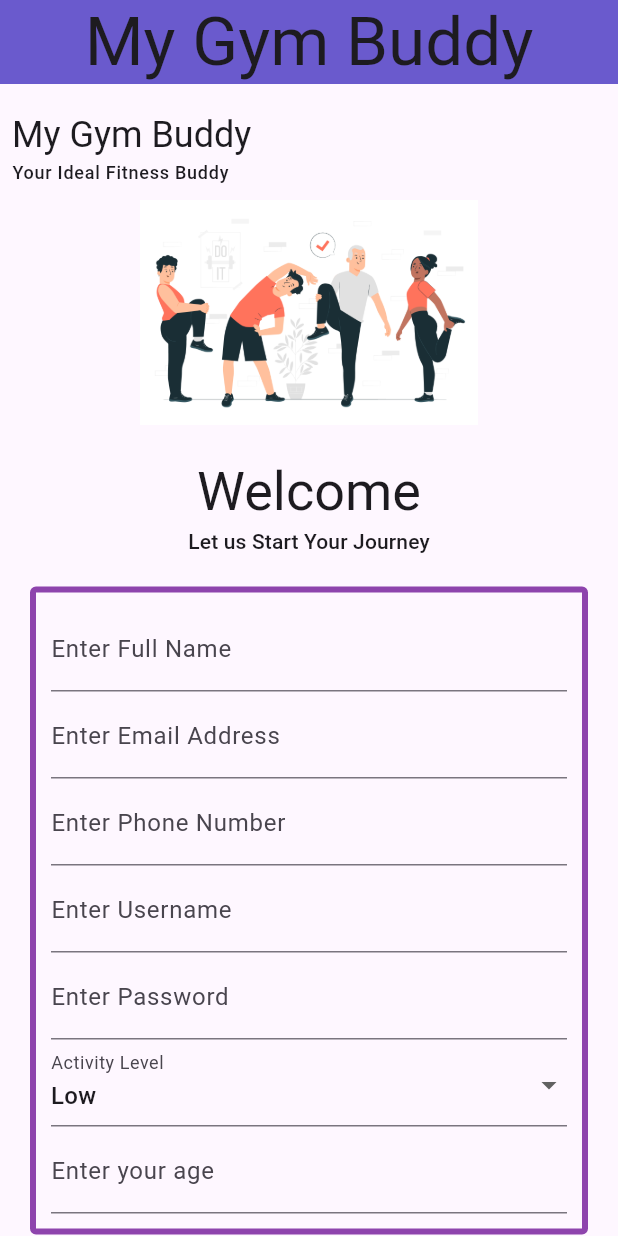
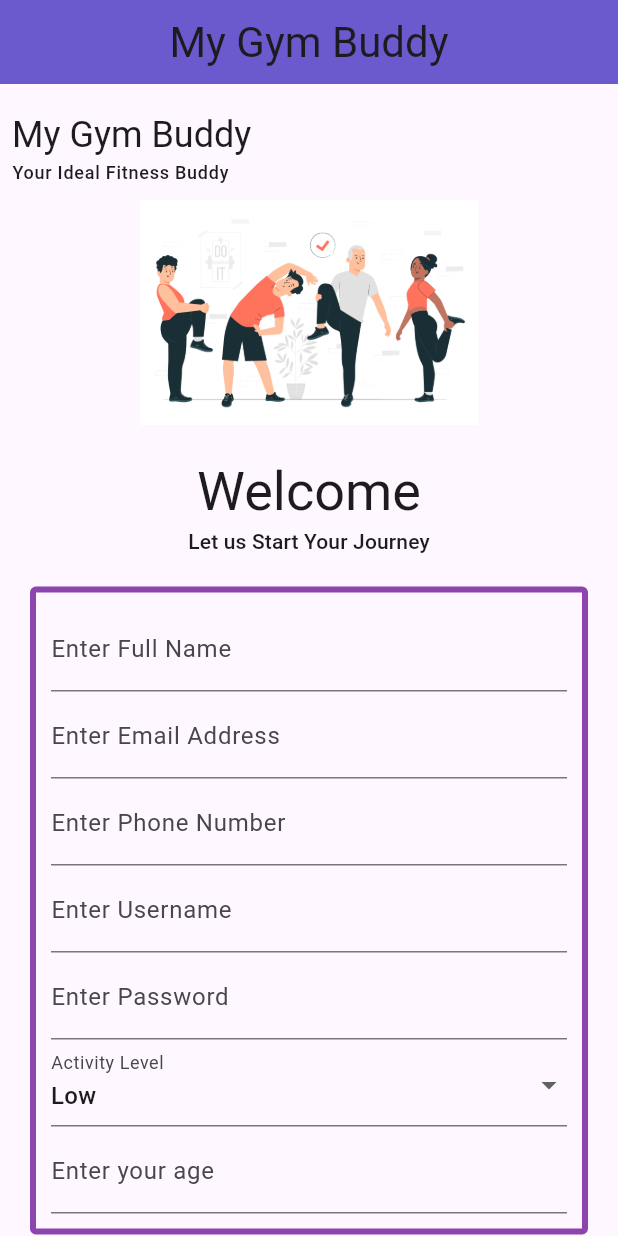
Before and after one commit to AbhishhekBhj/Backend_Project, a Flutter app: the screen it shows after launch, on a phone screen of 412 x 824 dp. Run offline on Flutter 3.47's test engine with Material 2 defaults, Android fonts, the light colour scheme and no system bars; our stand-ins replace bloc, flutter_bloc, font_awesome_flutter.

```diff
--- a/lib/features/signup/ui/signup_widget.dart
+++ b/lib/features/signup/ui/signup_widget.dart
@@ -1,11 +1,13 @@
 import 'package:flutter/material.dart';
 import 'package:flutter_bloc/flutter_bloc.dart';
+import 'package:font_awesome_flutter/font_awesome_flutter.dart';
 import 'package:mygymbuddy/colours/colours.dart';
 import 'package:mygymbuddy/data/models/signup_model.dart';
 import 'package:mygymbuddy/features/login/ui/login.dart';
 import 'package:mygymbuddy/features/login/ui/login_widget.dart';
 import 'package:mygymbuddy/features/signup/bloc/signup_bloc.dart';
 import 'package:mygymbuddy/features/signup/ui/textfield_widget.dart';
+import 'package:mygymbuddy/features/signup/ui/welcome_widget.dart';
 import 'package:mygymbuddy/texts/texts.dart';
 
 class SignupForm extends StatelessWidget {
@@ -30,7 +32,7 @@ class SignupForm extends StatelessWidget {
       appBar: AppBar(
           title: Text(
             appName,
-            style: textTheme.displayMedium,
+            style: textTheme.headlineMedium,
           ),
           centerTitle: true,
           backgroundColor: MyColors.accentPurple),
@@ -39,52 +41,11 @@ class SignupForm extends StatelessWidget {
           SizedBox(
             height: 10,
           ),
-          Container(
-            child: Padding(
-              padding: const EdgeInsets.all(8.0),
-              child: Column(
-                crossAxisAlignment: CrossAxisAlignment.start,
-                children: [
-                  Text(
-                    appName,
-                    style: textTheme.headlineSmall,
-                  ),
-                  SizedBox(height: 1), // Add some spacing between the texts
-                  Text(
-                    idealBuddy,
-                    style: textTheme.labelMedium,
-                  ),
-                  SizedBox(
-                    height: 10,
-                  ),
-                  Image(
-                    image: AssetImage(stretchingImage),
-                    height: 150,
-                    width: double.infinity,
-                  )
-                ],
-              ),
-            ),
-          ),
+          UpperWelcome(textTheme: textTheme),
           SizedBox(
             height: 15,
           ),
-          Container(
-              child: Column(
-            children: [
-              Text(
-                welcomeText,
-                style: textTheme.displaySmall,
-              ),
-              SizedBox(
-                height: 1,
-              ),
-              Text(
-                welcome,
-                style: textTheme.labelLarge,
-              )
-            ],
-          )),
+          LowerWelcome(textTheme: textTheme,subTitle: welcome,),
           Container(
             padding: EdgeInsets.all(20.0),
             child: UserModelFormFields(
--- /dev/null
+++ b/lib/features/signup/ui/welcome_widget.dart
@@ -0,0 +1,72 @@
+import 'package:flutter/material.dart';
+import 'package:mygymbuddy/texts/texts.dart';
+class LowerWelcome extends StatelessWidget {
+  const LowerWelcome({
+    super.key,
+    required this.textTheme,
+    required this.subTitle
+  });
+
+  final TextTheme textTheme;
+  final String subTitle;
+
+  @override
+  Widget build(BuildContext context) {
+    return Container(
+        child: Column(
+      children: [
+        Text(
+          welcomeText,
+          style: textTheme.displaySmall,
+        ),
+        SizedBox(
+          height: 1,
+        ),
+        Text(
+          subTitle,
+          style: textTheme.labelLarge,
+        )
+      ],
+    ));
+  }
+}
+
+class UpperWelcome extends StatelessWidget {
+  const UpperWelcome({
+    super.key,
+    required this.textTheme,
+  });
+
+  final TextTheme textTheme;
+
+  @override
+  Widget build(BuildContext context) {
+    return Container(
+      child: Padding(
+        padding: const EdgeInsets.all(8.0),
+        child: Column(
+          crossAxisAlignment: CrossAxisAlignment.start,
+          children: [
+            Text(
+              appName,
+              style: textTheme.headlineSmall,
+            ),
+            SizedBox(height: 1), // Add some spacing between the texts
+            Text(
+              idealBuddy,
+              style: textTheme.labelMedium,
+            ),
+            SizedBox(
+              height: 10,
+            ),
+            Image(
+              image: AssetImage(stretchingImage),
+              height: 150,
+              width: double.infinity,
+            )
+          ],
+        ),
+      ),
+    );
+  }
+}
--- a/lib/texts/texts.dart
+++ b/lib/texts/texts.dart
@@ -7,9 +7,11 @@ const login = "Login";
 const signupHere = "SignUp Here";
 const signup = "Signup";
 const alreadyHaveAccount = "Already have an account? Click Here";
+const dontHaveAccount = "Don't have an account? Click Here";
 
 const idealBuddy = "Your Ideal Fitness Buddy";
 const welcome = 'Let us Start Your Journey';
+const loginJourney = "Login To Start a Fitness Adventure";
 
 const fullNameHintText = " Full Name";
 const emailAddressHintText = " Email Address";
--- a/pubspec.yaml
+++ b/pubspec.yaml
@@ -38,6 +38,7 @@ dependencies:
   cupertino_icons: ^1.0.2
   flutter_bloc: ^8.1.3
   bloc: ^8.1.2
+  font_awesome_flutter: ^10.5.0
 
 dev_dependencies:
   flutter_test:
```
Also changed, not shown: lib/features/login/bloc/login_event.dart (+8 -0 lines), lib/features/login/bloc/login_state.dart (+26 -3 lines), lib/features/login/ui/login_form_widget.dart (added, +48 -0 lines), lib/features/login/ui/login_widget.dart (+75 -1 lines), pubspec.lock.
